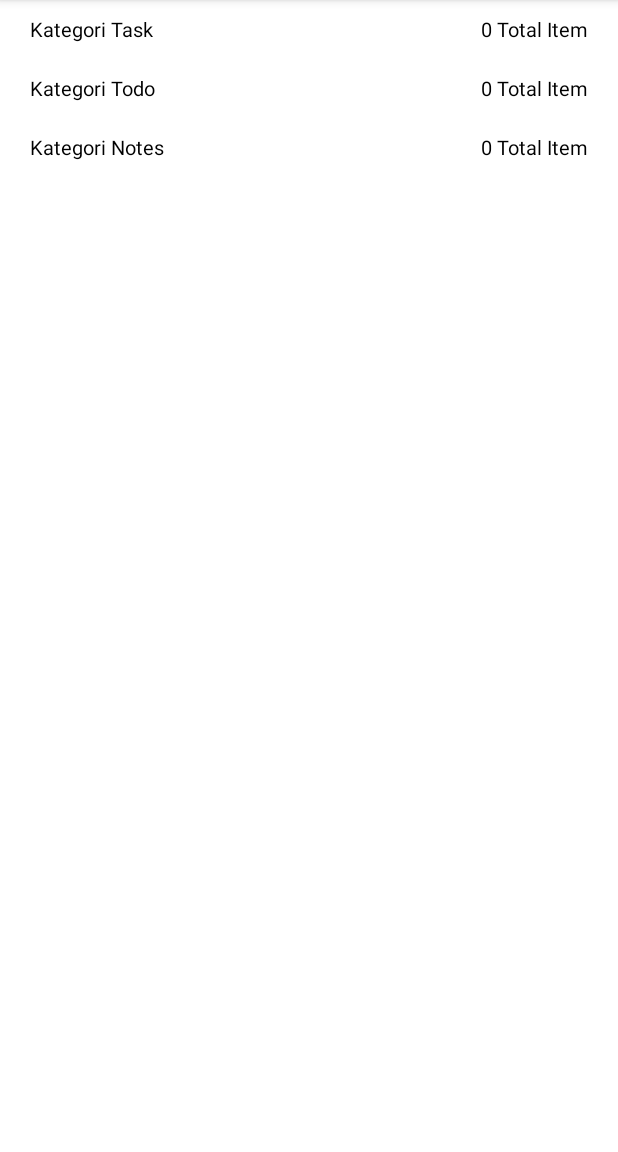
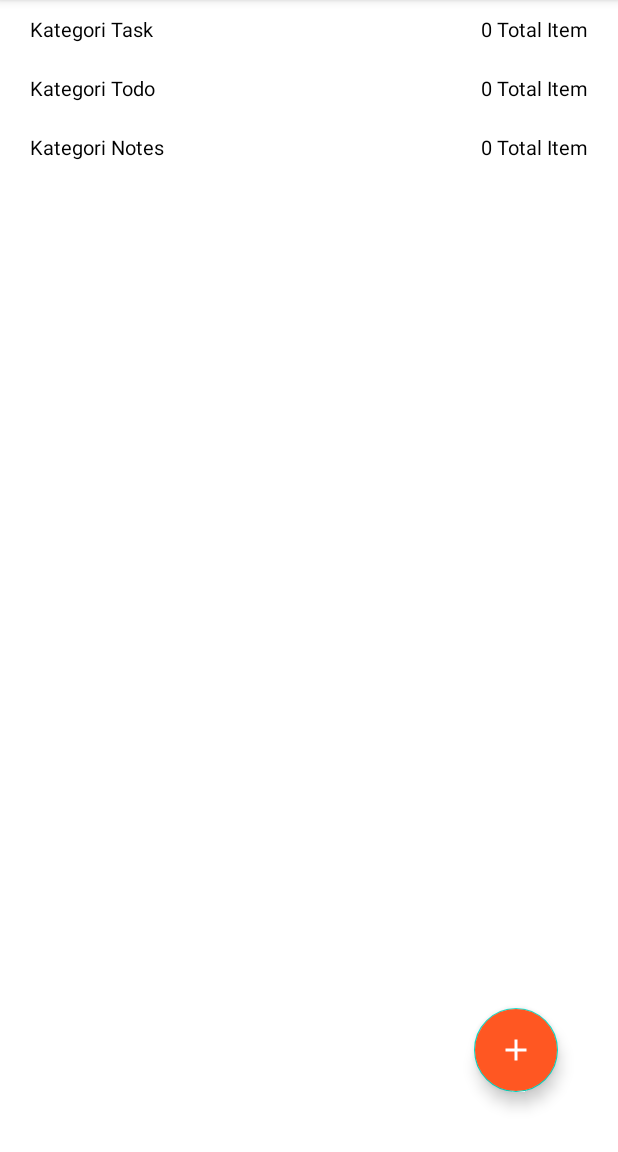
Before and after one commit to statemain/Aplikasi-Notepad-Android, an Android app: the DashboardActivity screen opened directly, with no data from a screen before it, on a phone screen of 412 x 824 dp, the part 84-1236 px from its top. Run offline under Robolectric (Android 15) with nearby library versions, the light colour scheme and no system bars.

Commit message:
Update module add note pada android dan integrasi API kedalamnya

```diff
--- a/app/notesapp/app/src/main/java/ei/eseptiyadi/notesapp/network/ApiServices.java
+++ b/app/notesapp/app/src/main/java/ei/eseptiyadi/notesapp/network/ApiServices.java
@@ -3,6 +3,7 @@ package ei.eseptiyadi.notesapp.network;
 import ei.eseptiyadi.notesapp.model.auth.RequestLogin;
 import ei.eseptiyadi.notesapp.model.auth.RequestRegister;
 import ei.eseptiyadi.notesapp.model.listdatanotes.ResponseListNotes;
+import ei.eseptiyadi.notesapp.model.tambahnotes.RequestTambahNotes;
 import retrofit2.Call;
 import retrofit2.http.Field;
 import retrofit2.http.FormUrlEncoded;
@@ -35,4 +36,16 @@ public interface ApiServices {
             @Field("username") String setUsername,
             @Field("password") String setPassword
     );
+
+    @FormUrlEncoded
+    @POST("module/create_note.php")
+    Call<RequestTambahNotes> reqAddNotes (
+            @Field("username") String setUsername,
+            @Field("password") String setPassword,
+            @Field("hash_useraccess") String setHash,
+            @Field("level") String setLevel,
+            @Field("titleof_notes") String setTittle,
+            @Field("contentof_notes") String setContent,
+            @Field("categoryof_notes") String setCategory
+    );
 }
--- a/app/notesapp/app/src/main/java/ei/eseptiyadi/notesapp/views/DashboardActivity.java
+++ b/app/notesapp/app/src/main/java/ei/eseptiyadi/notesapp/views/DashboardActivity.java
@@ -13,6 +13,8 @@ import android.util.Log;
 import android.view.View;
 import android.widget.TextView;
 import android.widget.Toast;
+
+import com.google.android.material.floatingactionbutton.FloatingActionButton;
 
 import java.util.List;
 
@@ -38,6 +40,7 @@ public class DashboardActivity extends AppCompatActivity {
 
     String getlogUsername = "", getlogPassword = "", getlogHash = "", getlogLevel = "";
 
+    FloatingActionButton fabTambahNotes;
 
     @Override
     protected void onCreate(Bundle savedInstanceState) {
@@ -62,6 +65,7 @@ public class DashboardActivity extends AppCompatActivity {
         rvListTasks = (RecyclerView)findViewById(R.id.rv_listtask);
         rvListTodo = (RecyclerView)findViewById(R.id.rv_listtodo);
         rvListNotes = (RecyclerView)findViewById(R.id.rv_listnotes);
+        fabTambahNotes = (FloatingActionButton) findViewById(R.id.fabTambah);
 
         infoNotFoundTodo = (TextView) findViewById(R.id.notFoundTodo);
 
@@ -89,6 +93,18 @@ public class DashboardActivity extends AppCompatActivity {
         });
 
         loadNotes(userName, userKey, hashUser, levelUser);
+
+        fabTambahNotes.setOnClickListener(new View.OnClickListener() {
+            @Override
+            public void onClick(View view) {
+                // Intent pindah ke Tambah Notes Activity
+                // Mengirim Username, Password, Hash, Level ke Activity Tambah Notes
+                // Di Activity Tambah Notes ini menerima hasil intent dari activity Login
+                // bisa digunakan ketika menmabahkan data
+
+                startActivity(new Intent(DashboardActivity.this, TambahNotesActivity.class));
+            }
+        });
 
     }
 
--- /dev/null
+++ b/app/notesapp/app/src/main/res/drawable/ic_addnew.xml
@@ -0,0 +1,5 @@
+<vector android:height="24dp" android:tint="#FFFFFF"
+    android:viewportHeight="24" android:viewportWidth="24"
+    android:width="24dp" xmlns:android="http://schemas.android.com/apk/res/android">
+    <path android:fillColor="@android:color/white" android:pathData="M12,2C6.48,2 2,6.48 2,12s4.48,10 10,10 10,-4.48 10,-10S17.52,2 12,2zM17,13h-4v4h-2v-4L7,13v-2h4L11,7h2v4h4v2z"/>
+</vector>
--- /dev/null
+++ b/app/notesapp/app/src/main/res/drawable/ic_tambah.xml
@@ -0,0 +1,5 @@
+<vector android:height="24dp" android:tint="#3E2FFF"
+    android:viewportHeight="24" android:viewportWidth="24"
+    android:width="24dp" xmlns:android="http://schemas.android.com/apk/res/android">
+    <path android:fillColor="@android:color/white" android:pathData="M19,13h-6v6h-2v-6H5v-2h6V5h2v6h6v2z"/>
+</vector>
--- a/app/notesapp/app/src/main/res/layout/activity_dashboard.xml
+++ b/app/notesapp/app/src/main/res/layout/activity_dashboard.xml
@@ -54,4 +54,16 @@
 
     </androidx.swiperefreshlayout.widget.SwipeRefreshLayout>
 
+    <com.google.android.material.floatingactionbutton.FloatingActionButton
+        android:layout_width="match_parent"
+        android:layout_height="wrap_content"
+        android:layout_marginBottom="40dp"
+        android:layout_alignParentRight="true"
+        android:backgroundTint="#FF5722"
+        android:src="@drawable/ic_tambah"
+        android:id="@+id/fabTambah"
+        android:layout_marginRight="40dp"
+        android:layout_alignParentBottom="true"/>
+
+
 </RelativeLayout>
--- a/app/notesapp/app/src/main/res/values/themes.xml
+++ b/app/notesapp/app/src/main/res/values/themes.xml
@@ -7,8 +7,8 @@
         <item name="colorOnPrimary">@color/white</item>
         <!-- Secondary brand color. -->
         <item name="colorSecondary">@color/teal_200</item>
-        <item name="colorSecondaryVariant">@color/teal_700</item>
-        <item name="colorOnSecondary">@color/black</item>
+        <item name="colorSecondaryVariant">@color/white</item>
+        <item name="colorOnSecondary">@color/white</item>
         <!-- Status bar color. -->
         <item name="android:statusBarColor" tools:targetApi="l">?attr/colorPrimaryVariant</item>
         <!-- Customize your theme here. -->
```
Also changed, not shown: app/notesapp/app/src/main/AndroidManifest.xml (+8 -4 lines), app/notesapp/app/src/main/java/ei/eseptiyadi/notesapp/model/tambahnotes/DatanotesItem.java (added, +85 -0 lines), app/notesapp/app/src/main/java/ei/eseptiyadi/notesapp/model/tambahnotes/RequestTambahNotes.java (added, +86 -0 lines), app/notesapp/app/src/main/java/ei/eseptiyadi/notesapp/views/TambahNotesActivity.java (added, +70 -0 lines), app/notesapp/app/src/main/res/layout/activity_tambah_notes.xml (added, +64 -0 lines).
